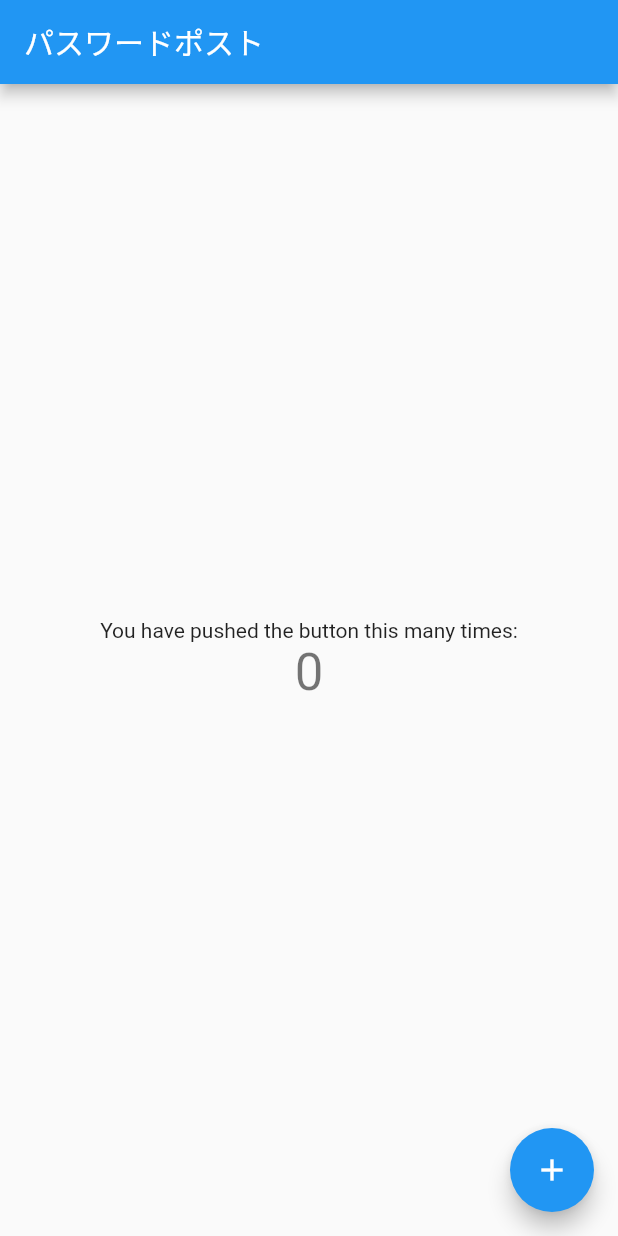
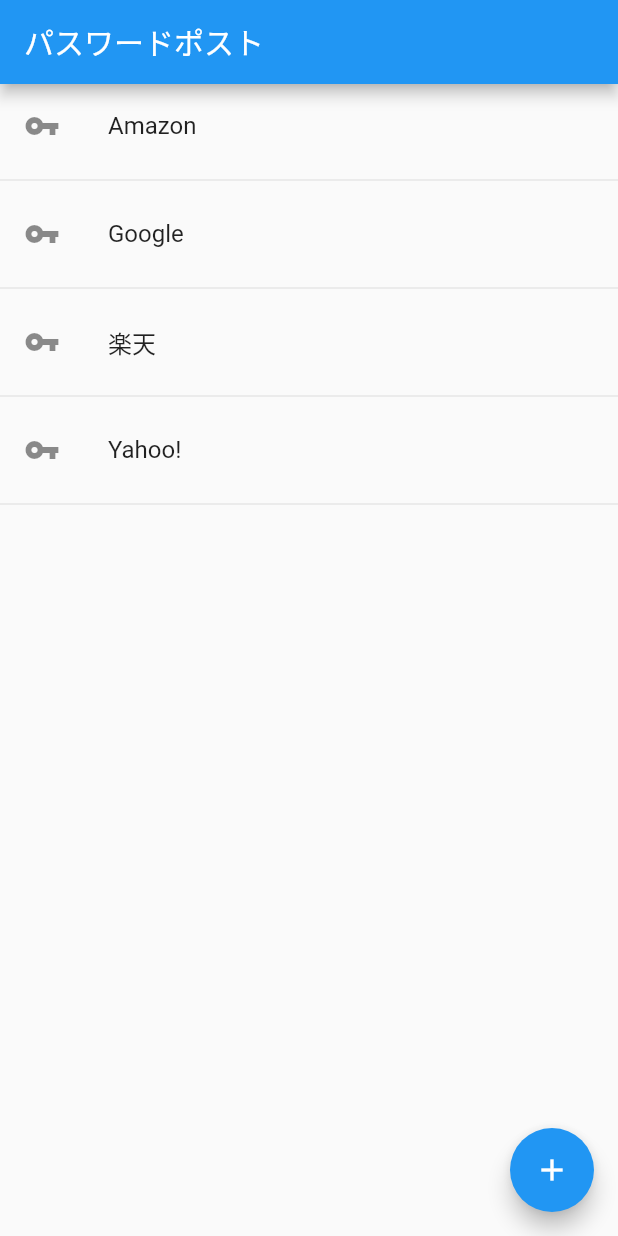
Before and after one commit to sttagami2/flutterApp, a Flutter app: the screen it shows after launch, on a phone screen of 412 x 824 dp. Run offline on Flutter 3.47's test engine with Material 2 defaults, Android fonts, the phone set to English and light mode, and no system bars.

Commit message:
list view

```diff
--- a/lib/main.dart
+++ b/lib/main.dart
@@ -28,6 +28,7 @@ class MyHomePage extends StatefulWidget {
 }
 
 class _MyHomePageState extends State<MyHomePage> {
+  List<String> titleList = ['Amazon', 'Google', '楽天', 'Yahoo!'];
   int _counter = 0;
 
   void _incrementCounter() {
@@ -42,19 +43,19 @@ class _MyHomePageState extends State<MyHomePage> {
       appBar: AppBar(
         title: Text("パスワードポスト"),
       ),
-      body: Center(
-        child: Column(
-          mainAxisAlignment: MainAxisAlignment.center,
-          children: <Widget>[
-            Text(
-              'You have pushed the button this many times:',
-            ),
-            Text(
-              '$_counter',
-              style: Theme.of(context).textTheme.headline4,
-            ),
-          ],
-        ),
+      body: ListView.builder(
+        itemCount: titleList.length,
+        itemBuilder: (BuildContext context, int i) {
+          return Column(
+            children: [
+              ListTile(
+                leading: Icon(Icons.vpn_key),
+                title: Text(titleList[i]),
+              ),
+              Divider(),
+            ],
+          );
+        },
       ),
       floatingActionButton: FloatingActionButton(
         onPressed: _incrementCounter,
```
